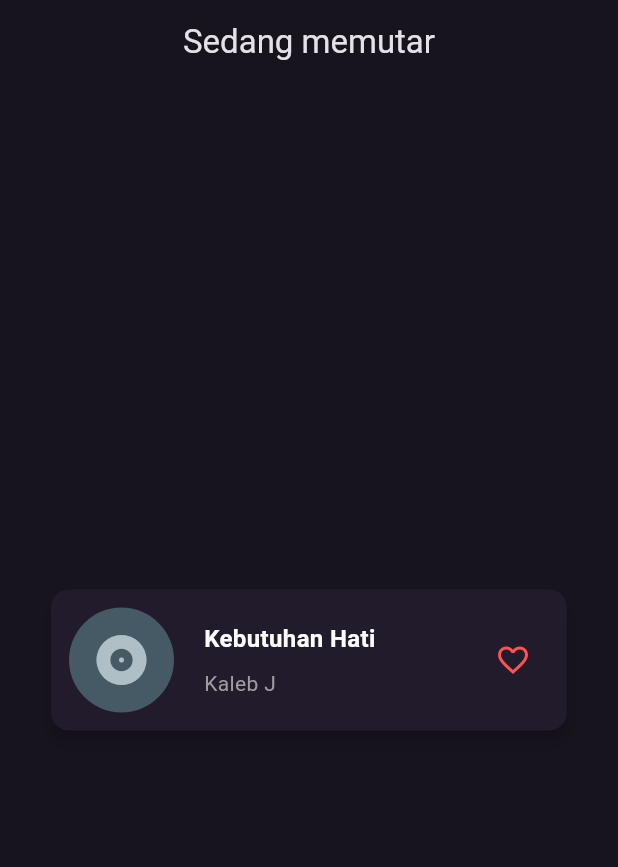
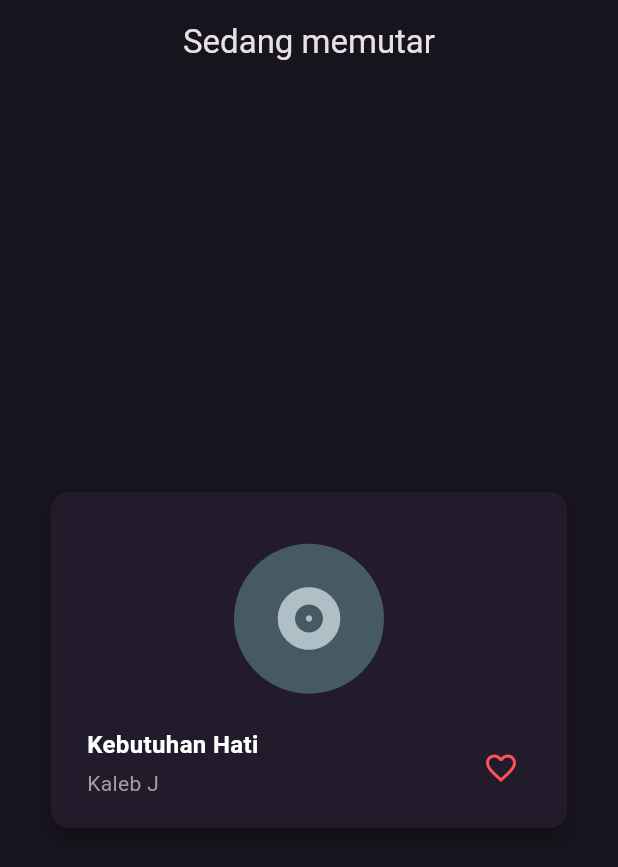
Before and after one commit to darulgusti/modul-5, a Flutter app: the screen it shows after launch, on a phone screen of 412 x 824 dp. Shown: the top 867 px of the screen. Run offline on Flutter 3.47's test engine with Material 3 defaults, Android fonts, the phone set to English and light mode, and no system bars.

Commit message:
update UI music

```diff
--- a/lib/main.dart
+++ b/lib/main.dart
@@ -43,13 +43,15 @@ class NowPlayingScreen extends StatelessWidget {
 								padding: const EdgeInsets.all(12),
 								child: SizedBox(
 									width: 320,
-							child: Row(
-								crossAxisAlignment: CrossAxisAlignment.center,
+									height: 200,
+									child: Stack(
 										children: [
-									// Album cover icon
-									Container(
-										width: 70,
-										height: 70,
+											// Album cover icon di tengah Card
+																	Align(
+																		alignment: const Alignment(0, -0.55), // lebih ke atas
+																		child: Container(
+																			width: 100,
+																			height: 100,
 																			decoration: BoxDecoration(
 																				color: Colors.blueGrey[700],
 																				shape: BoxShape.circle,
@@ -57,14 +59,18 @@ class NowPlayingScreen extends StatelessWidget {
 																			child: Center(
 																				child: Icon(
 																					Icons.album,
-												size: 40,
+																					size: 50,
 																					color: Colors.blueGrey[200],
 																				),
 																			),
 																		),
-									const SizedBox(width: 20),
-									// Song info
-									Expanded(
+																	),
+											// Info lagu di kiri bawah
+											Positioned(
+												left: 0,
+												bottom: 0,
+												child: Padding(
+													padding: const EdgeInsets.only(left: 12, bottom: 8),
 													child: Column(
 														crossAxisAlignment: CrossAxisAlignment.start,
 														mainAxisSize: MainAxisSize.min,
@@ -79,7 +85,7 @@ class NowPlayingScreen extends StatelessWidget {
 																maxLines: 1,
 																overflow: TextOverflow.ellipsis,
 															),
-												SizedBox(height: 8),
+															SizedBox(height: 4),
 															Text(
 																'Kaleb J',
 																style: TextStyle(
@@ -92,12 +98,19 @@ class NowPlayingScreen extends StatelessWidget {
 														],
 													),
 												),
-									const SizedBox(width: 10),
-									// Like button
-									IconButton(
+											),
+											// Tombol like di kanan bawah
+											Positioned(
+												right: 0,
+												bottom: 0,
+												child: Padding(
+													padding: const EdgeInsets.only(right: 8, bottom: 4),
+													child: IconButton(
 														icon: const Icon(Icons.favorite_border),
 														color: Colors.redAccent,
 														onPressed: () {},
+													),
+												),
 											),
 										],
 									),
```
Lines whose indentation alone changed are shown as unchanged.
